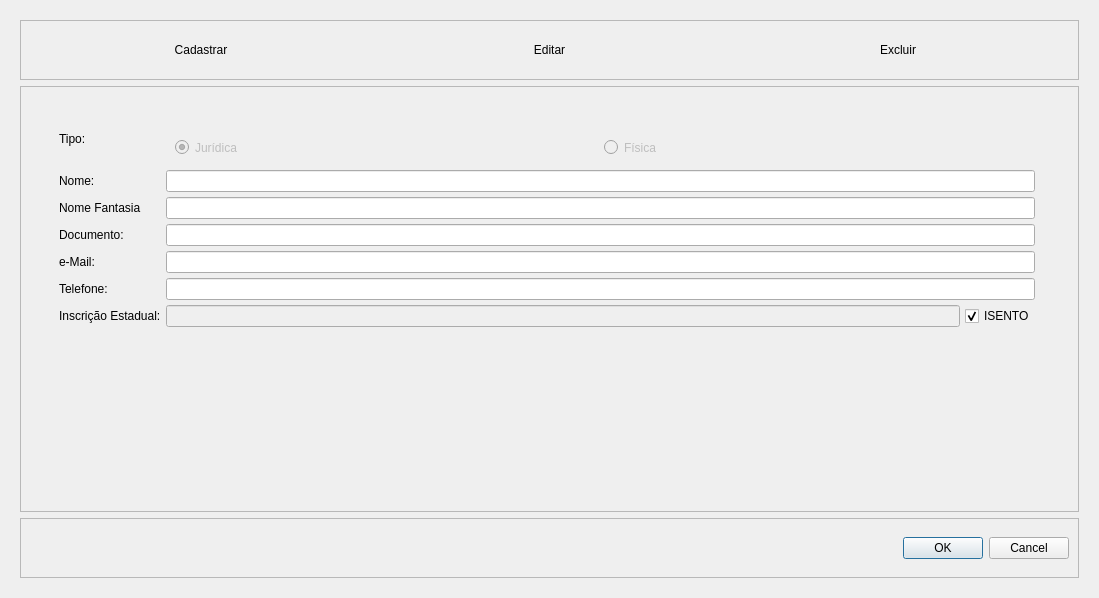
This is Resources/UI/CadastroPessoa.ui in Klubas/Projeto-SOAD as Qt 5 draws it before an edit. The edited form follows.
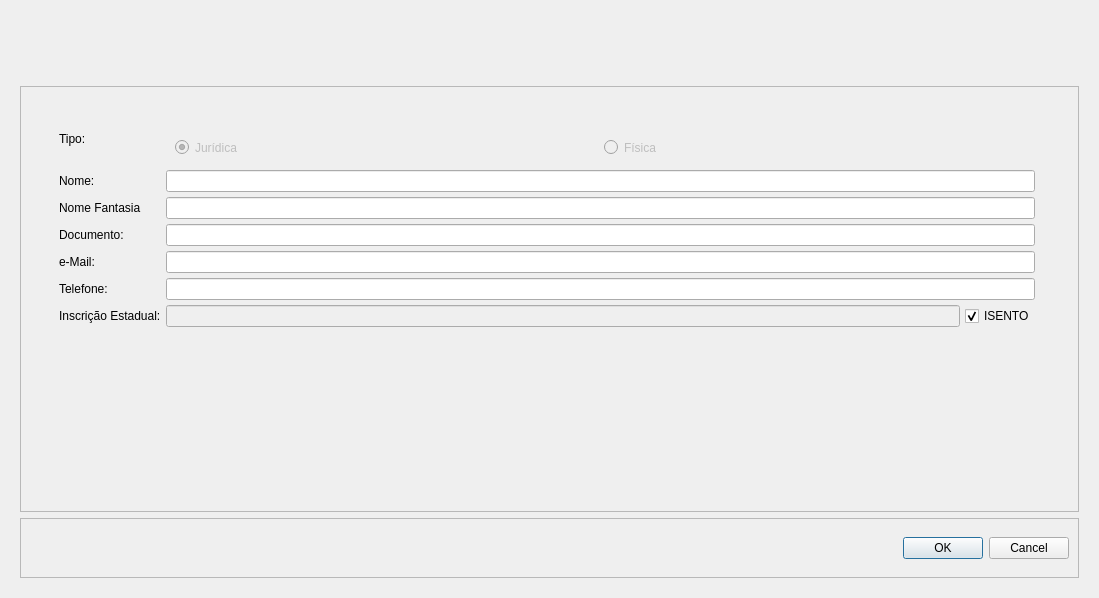
This is the edited form. Custom widgets are drawn as their Qt base class.

```diff
--- a/Resources/UI/CadastroPessoa.ui
+++ b/Resources/UI/CadastroPessoa.ui
@@ -35,79 +35,14 @@
       <item row="0" column="0">
        <layout class="QVBoxLayout" name="verticalLayout">
         <item>
-         <widget class="QFrame" name="frame_menu">
+         <widget class="Ui_MenuCadastro" name="frame_menu" native="true">
           <property name="maximumSize">
            <size>
             <width>16777215</width>
             <height>60</height>
            </size>
           </property>
-          <property name="frameShape">
-           <enum>QFrame::StyledPanel</enum>
-          </property>
-          <property name="frameShadow">
-           <enum>QFrame::Raised</enum>
-          </property>
-          <layout class="QHBoxLayout" name="horizontalLayout_4">
-           <item>
-            <layout class="QHBoxLayout" name="horizontalLayout_3">
-             <item>
-              <widget class="QPushButton" name="pushButton_cadastrar">
-               <property name="text">
-                <string>Cadastrar</string>
-               </property>
-               <property name="checkable">
-                <bool>false</bool>
-               </property>
-               <property name="default">
-                <bool>false</bool>
-               </property>
-               <property name="flat">
-                <bool>true</bool>
-               </property>
-              </widget>
-             </item>
-             <item>
-              <widget class="QPushButton" name="pushButton_editar">
-               <property name="text">
-                <string>Editar</string>
-               </property>
-               <property name="checkable">
-                <bool>false</bool>
-               </property>
-               <property name="default">
-                <bool>false</bool>
-               </property>
-               <property name="flat">
-                <bool>true</bool>
-               </property>
-              </widget>
-             </item>
-             <item>
-              <widget class="QPushButton" name="pushButton_excluir">
-               <property name="sizeIncrement">
-                <size>
-                 <width>0</width>
-                 <height>0</height>
-                </size>
-               </property>
-               <property name="text">
-                <string>Excluir</string>
-               </property>
-               <property name="checkable">
-                <bool>false</bool>
-               </property>
-               <property name="default">
-                <bool>false</bool>
-               </property>
-               <property name="flat">
-                <bool>true</bool>
-               </property>
-              </widget>
-             </item>
-            </layout>
-           </item>
-          </layout>
+          <layout class="QHBoxLayout" name="horizontalLayout_4"/>
          </widget>
         </item>
         <item>
@@ -362,6 +297,14 @@
    </item>
   </layout>
  </widget>
+ <customwidgets>
+  <customwidget>
+   <class>Ui_MenuCadastro</class>
+   <extends>QWidget</extends>
+   <header>View.Componentes.Ui_MenuCadastro.h</header>
+   <container>1</container>
+  </customwidget>
+ </customwidgets>
  <resources/>
  <connections/>
 </ui>
```
